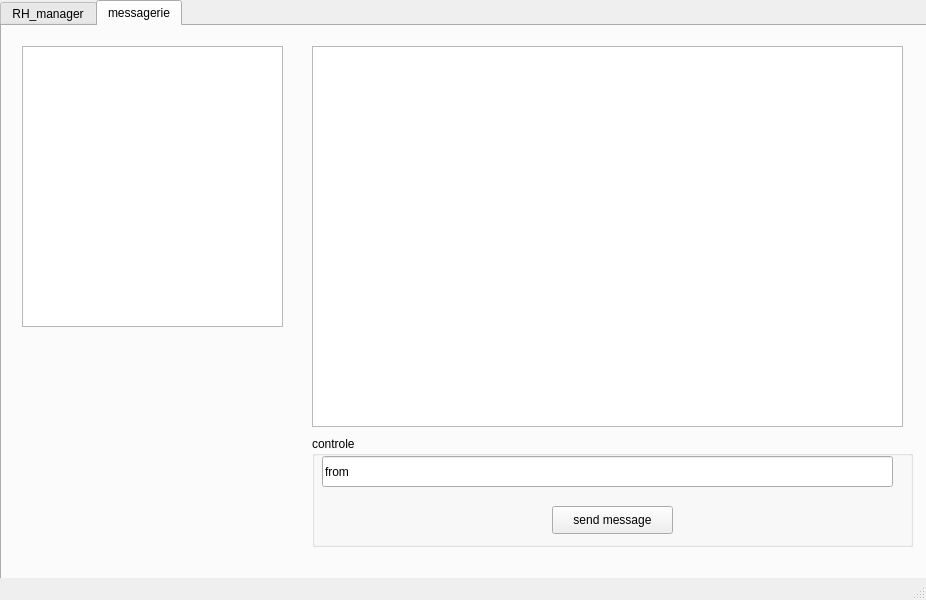
Rayanbha/Smart_EventPlanner_2A21, file mainwindow.ui: the form before one commit.
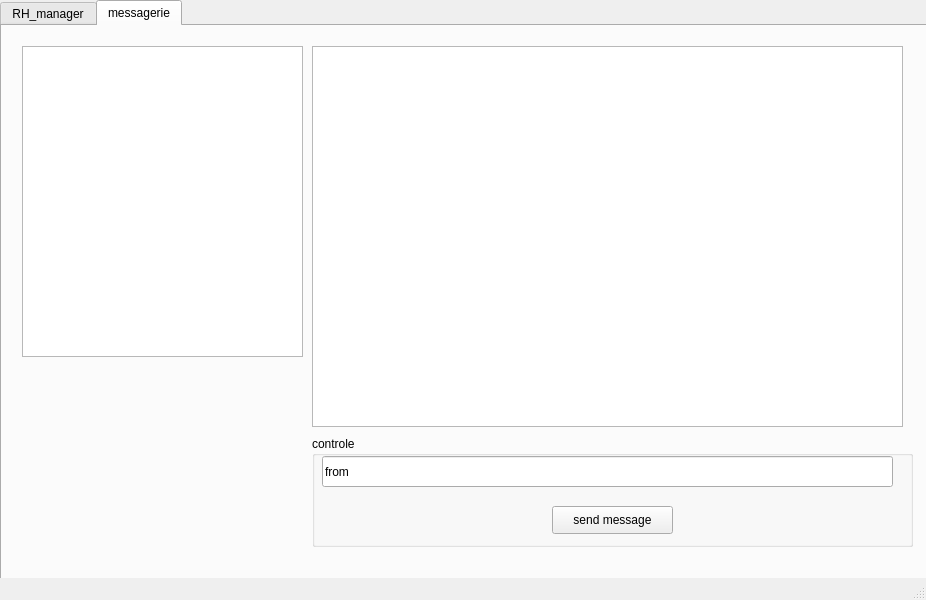
The form after the commit. The open tabs and pages were chosen to show the change.

```diff
--- a/mainwindow.ui
+++ b/mainwindow.ui
@@ -552,8 +552,8 @@
        <rect>
         <x>20</x>
         <y>20</y>
-        <width>261</width>
-        <height>281</height>
+        <width>281</width>
+        <height>311</height>
        </rect>
       </property>
      </widget>
```
